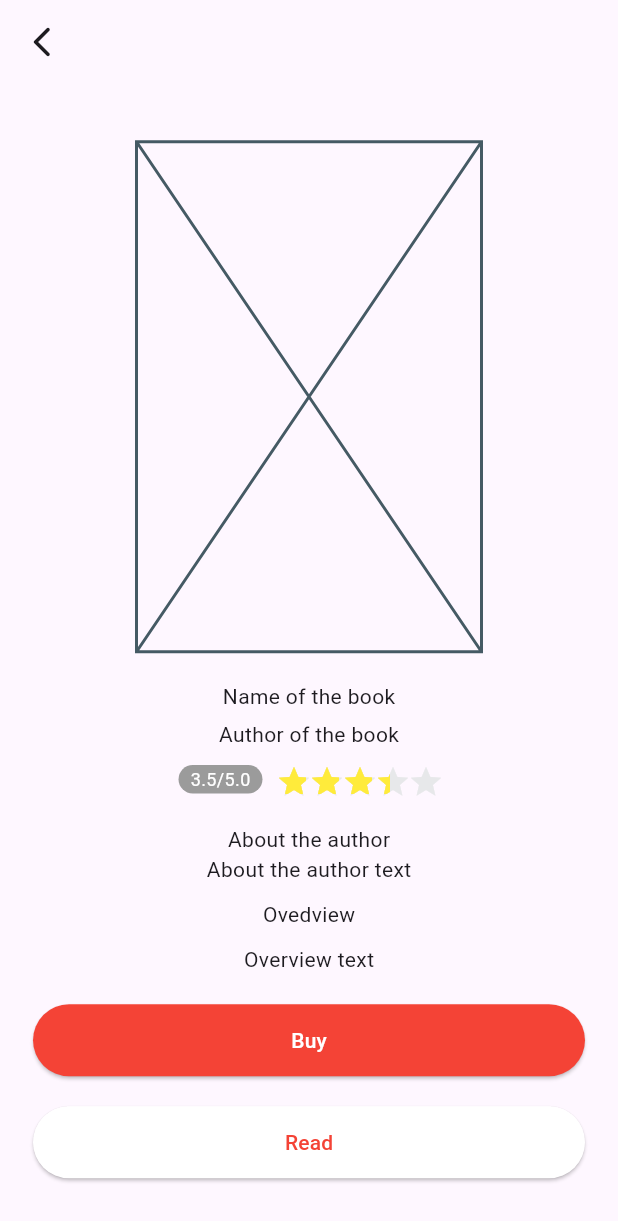
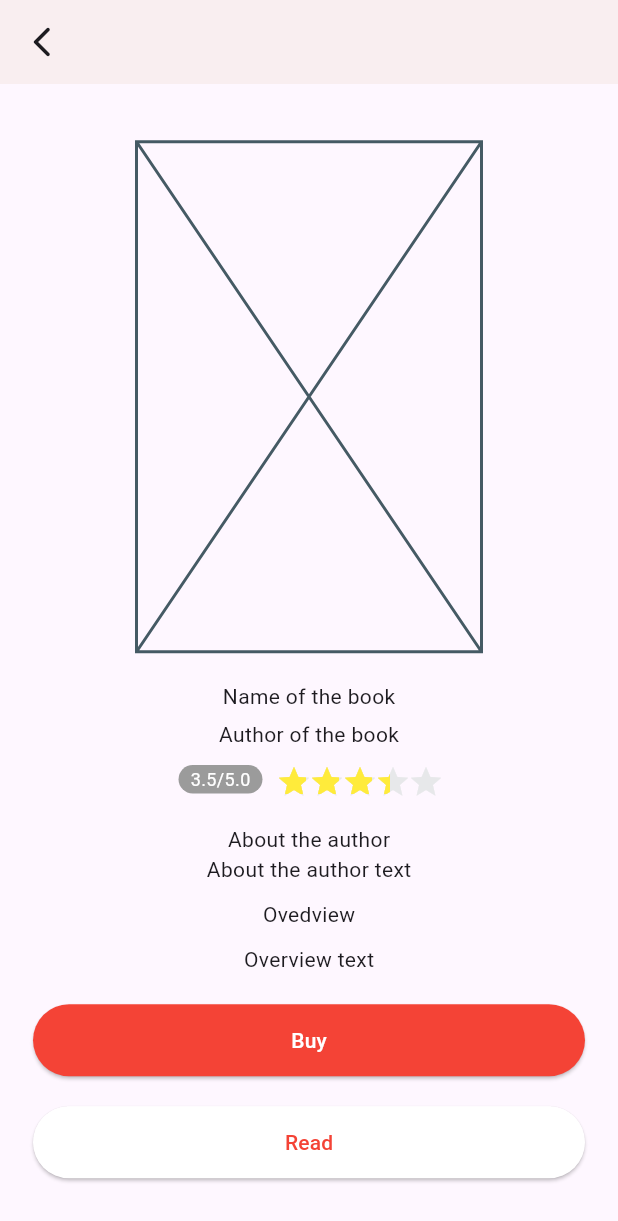
Before and after one commit to johnStuart00/OnlineLibrary, a Flutter app: the screen it shows after launch, after a tap on "Book Name", on a phone screen of 412 x 824 dp. Shown: the top 1221 px of the screen. Run offline on Flutter 3.47's test engine with Material 3 defaults, Android fonts, the phone set to English and light mode, and no system bars; drawn by our look-alikes of flutter_rating_stars; our stand-ins replace adaptive_theme, carousel_slider, get, google_nav_bar, pinput, shared_preferences and 1 more; missing offline and left inert: flutter_timer_countdown; generated files the repository leaves out were written again.

Commit message:
theme mode not all ended

```diff
--- a/lib/features/home_page/presentation/pages/home_page_widget.dart
+++ b/lib/features/home_page/presentation/pages/home_page_widget.dart
@@ -25,6 +25,7 @@ class _MainPageWidgetState extends State<MainPageWidget> {
       length: items.length,
       initialIndex: 1,
       child: Scaffold(
+        backgroundColor: Theme.of(context).canvasColor,
         appBar: AppBar(
           toolbarHeight: 150,
           elevation: 0,
@@ -52,8 +53,8 @@ class _MainPageWidgetState extends State<MainPageWidget> {
             child: TabBar(
               dividerHeight: 0.0,
               isScrollable: true,
-              labelColor: AppColors.mainColor,
-              unselectedLabelColor: AppColors.mainGrey,
+              labelColor: Theme.of(context).primaryColor,
+              unselectedLabelColor: Theme.of(context).disabledColor,
               indicator: BoxDecoration(
                 borderRadius: BorderRadius.circular(15),
                 border: Border.all(
@@ -87,7 +88,8 @@ class _MainPageWidgetState extends State<MainPageWidget> {
       ),
     );
   }
-Widget _getCategoryContent(String category) {
+
+  Widget _getCategoryContent(String category) {
     switch (category) {
       case 'Bölümler':
         return const SectionsWidget();
--- a/lib/features/library_main_page/presentation/library_main_page.dart
+++ b/lib/features/library_main_page/presentation/library_main_page.dart
@@ -27,6 +27,7 @@ class _LibraryMainPageState extends State<LibraryMainPage> {
   @override
   Widget build(BuildContext context) {
     return Scaffold(
+      backgroundColor: Theme.of(context).canvasColor,
       body: SafeArea(
         child: IndexedStack(
           index: _selectedPage,
@@ -39,26 +40,35 @@ class _LibraryMainPageState extends State<LibraryMainPage> {
       ),
       bottomNavigationBar: Container(
         decoration: BoxDecoration(
-          color: Theme.of(context).bottomNavigationBarTheme.backgroundColor,
+          color: Theme.of(context).canvasColor,
           borderRadius: const BorderRadius.only(
             topRight: Radius.circular(30),
             topLeft: Radius.circular(30),
           ),
+          boxShadow: [
+            BoxShadow(
+              color: Theme.of(context).dividerColor,
+              offset: const Offset(0, -4),
+              blurRadius: 10,
+              spreadRadius: 2,
+            ),
+          ],
         ),
         child: Padding(
           padding: const EdgeInsets.symmetric(horizontal: 15.0, vertical: 20),
           child: GNav(
-              rippleColor: AppColors.mainColor,
-              hoverColor: AppColors.mainGrey100,
-              tabBorderRadius: 25,
+              rippleColor: Theme.of(context).primaryColor,
+              activeColor: Theme.of(context).primaryColor,
               tabShadow: [
-                BoxShadow(color: Theme.of(context).shadowColor, blurRadius: 2)
+                BoxShadow(
+                  color: Theme.of(context).cardColor,
+                  blurRadius: 2,
+                )
               ],
               curve: Curves.decelerate,
               duration: const Duration(milliseconds: 400),
               gap: 6,
-              activeColor:
-                  Theme.of(context).bottomNavigationBarTheme.selectedItemColor,
+              tabBorderRadius: 25,
               iconSize: 24,
               padding: const EdgeInsets.all(15),
               selectedIndex: _selectedPage,
@@ -67,23 +77,20 @@ class _LibraryMainPageState extends State<LibraryMainPage> {
                 GButton(
                   icon: Icons.my_library_books_outlined,
                   text: "Sanow",
-                  iconColor: Theme.of(context)
-                      .bottomNavigationBarTheme
-                      .unselectedItemColor,
+                  iconActiveColor: Theme.of(context).primaryColor,
+                  backgroundColor: Theme.of(context).cardColor,
                 ),
                 GButton(
                   icon: Icons.menu_book_sharp,
                   text: "Meniň kitaplarym",
-                  iconColor: Theme.of(context)
-                      .bottomNavigationBarTheme
-                      .unselectedItemColor,
+                  iconActiveColor: Theme.of(context).primaryColor,
+                  backgroundColor: Theme.of(context).cardColor,
                 ),
                 GButton(
                   icon: Icons.person,
                   text: "Agza bol",
-                  iconColor: Theme.of(context)
-                      .bottomNavigationBarTheme
-                      .unselectedItemColor,
+                  iconActiveColor: Theme.of(context).primaryColor,
+                  backgroundColor: Theme.of(context).cardColor,
                 ),
               ]),
         ),
--- a/lib/features/otp/presentation/otp.dart
+++ b/lib/features/otp/presentation/otp.dart
@@ -142,7 +142,7 @@ class _PinputExampleState extends State<PinputExample> {
               ),
               submittedPinTheme: defaultPinTheme.copyWith(
                 decoration: defaultPinTheme.decoration!.copyWith(
-                  color: AppColors.mainWhite,
+                  color: Theme.of(context).primaryColor,
                   borderRadius: BorderRadius.circular(19),
                   border: Border.all(color: AppColors.mainColor),
                 ),
@@ -166,7 +166,8 @@ class _PinputExampleState extends State<PinputExample> {
             },
             buttonColor: AppColors.mainColor,
             buttonBorderColor: AppColors.mainColor,
-              buttonTextColor: AppColors.mainWhite)
+            buttonTextColor: Theme.of(context).primaryColor,
+          )
         ],
       ),
     );
--- a/lib/features/own_books/presentation/own_books_page.dart
+++ b/lib/features/own_books/presentation/own_books_page.dart
@@ -2,8 +2,6 @@ import 'package:carousel_slider/carousel_slider.dart';
 import 'package:flutter/material.dart';
 import 'package:online_library/tools/colors/onlinelibrary_colors.dart';
 import 'package:smooth_page_indicator/smooth_page_indicator.dart';
-
-
 
 class FavoritesPageWidget extends StatefulWidget {
   const FavoritesPageWidget({super.key});
@@ -13,7 +11,6 @@ class FavoritesPageWidget extends StatefulWidget {
 }
 
 class _FavoritesPageWidgetState extends State<FavoritesPageWidget> {
-
   final urlImages = [
     'assets/images/carousel_images/9f0bbe386a.jpg',
     'assets/images/carousel_images/346824345923811.webp',
@@ -130,7 +127,7 @@ class _FavoriteContainerWidget extends StatelessWidget {
       height: 40,
       child: Container(
         decoration: BoxDecoration(
-          color: AppColors.mainWhite,
+          color: Theme.of(context).primaryColor,
           borderRadius: BorderRadius.circular(10),
         ),
         child: Row(
@@ -146,7 +143,7 @@ class _FavoriteContainerWidget extends StatelessWidget {
               height: 30,
               decoration: BoxDecoration(
                 borderRadius: BorderRadius.circular(10),
-                color: AppColors.mainGrey100,
+                color: Theme.of(context).primaryColor,
               ),
               child: Center(child: Text(containerItemCount)),
             ),
--- a/lib/features/profile_page/presentation/profile_page_widget.dart
+++ b/lib/features/profile_page/presentation/profile_page_widget.dart
@@ -48,7 +48,7 @@ class _ProfilePageWidgetState extends State<ProfilePageWidget> {
             height: 50,
             child: Container(
               decoration: BoxDecoration(
-                color: AppColors.mainWhite,
+                color: Theme.of(context).primaryColor,
                 borderRadius: BorderRadius.circular(10),
               ),
               child: Row(
@@ -59,7 +59,7 @@ class _ProfilePageWidgetState extends State<ProfilePageWidget> {
                     height: 40,
                     width: 40,
                     decoration: BoxDecoration(
-                      color: AppColors.mainGrey100,
+                      color: Theme.of(context).primaryColor,
                       borderRadius: BorderRadius.circular(10),
                     ),
                     child: const Text('A'),
@@ -88,9 +88,9 @@ class _ProfilePageWidgetState extends State<ProfilePageWidget> {
             onTap: () {
               // Get.toNamed('/singIn');
             },
-            buttonColor: AppColors.mainColor,
-            buttonBorderColor: AppColors.mainColor,
-            buttonTextColor: AppColors.mainWhite,
+            buttonColor: Theme.of(context).primaryColor,
+            buttonBorderColor: Theme.of(context).primaryColor,
+            buttonTextColor: Theme.of(context).primaryColor,
           ),
           const SizedBox(height: 10),
           //Profile settings
--- a/lib/features/profile_page/widgets/settings_container_widget.dart
+++ b/lib/features/profile_page/widgets/settings_container_widget.dart
@@ -27,7 +27,7 @@ class SettingsContainerWidget extends StatelessWidget {
         height: 40,
         child: Container(
           decoration: BoxDecoration(
-            color: AppColors.mainWhite,
+            color: Theme.of(context).primaryColor,
             borderRadius: BorderRadius.circular(10),
           ),
           child: Row(
@@ -43,7 +43,7 @@ class SettingsContainerWidget extends StatelessWidget {
                 height: 30,
                 decoration: BoxDecoration(
                   borderRadius: BorderRadius.circular(10),
-                  color: AppColors.mainGrey100,
+                  color: Theme.of(context).primaryColor,
                 ),
                 child: Padding(
                   padding: isEmpty
--- a/lib/features/sing_in_page/presentation/login_page.dart
+++ b/lib/features/sing_in_page/presentation/login_page.dart
@@ -101,15 +101,15 @@ class _LogInPageState extends State<LogInPage> {
               const SizedBox(height: 10),
               PasswordTextField(passwordController: _passwordController),
               const SizedBox(height: 30),
-              StyleButtonWidget(
-                buttonColor: AppColors.mainColor,
-                buttonBorderColor: AppColors.mainWhite,
-                buttonTextColor: AppColors.mainWhite,
-                buttonName: AppLocalizations.of(context)!.logIn,
-                onTap: () {
-                  _login();
-                },
-              ),
+              // StyleButtonWidget(
+              //   buttonColor: AppColors.mainColor,
+              //   buttonBorderColor: AppColors.mainWhite,
+              //   buttonTextColor: AppColors.mainWhite,
+              //   buttonName: AppLocalizations.of(context)!.logIn,
+              //   onTap: () {
+              //     _login();
+              //   },
+              // ),
               const SizedBox(height: 20),
               Row(
                 mainAxisAlignment: MainAxisAlignment.center,
--- a/lib/features/sing_up_page/presentation/sing_up_page.dart
+++ b/lib/features/sing_up_page/presentation/sing_up_page.dart
@@ -37,18 +37,18 @@ class _SingUpPageState extends State<SingUpPage> {
                 const SizedBox(
                   height: 30,
                 ),
-                StyleButtonWidget(
-                  buttonColor: AppColors.mainColor,
-                  buttonBorderColor: AppColors.mainWhite,
-                  buttonTextColor: AppColors.mainWhite,
-                  buttonName: AppLocalizations.of(context)!.singUp,
-                  onTap: () {
-                    Navigator.push(
-                        context,
-                        MaterialPageRoute(
-                            builder: (context) => const GetTokenPage()));
-                  },
-                ),
+                // StyleButtonWidget(
+                //   buttonColor: AppColors.mainColor,
+                //   buttonBorderColor: AppColors.mainWhite,
+                //   buttonTextColor: AppColors.mainWhite,
+                //   buttonName: AppLocalizations.of(context)!.singUp,
+                //   onTap: () {
+                //     Navigator.push(
+                //         context,
+                //         MaterialPageRoute(
+                //             builder: (context) => const GetTokenPage()));
+                //   },
+                // ),
                 const SizedBox(height: 20),
                 Row(
                   mainAxisAlignment: MainAxisAlignment.center,
--- a/lib/main.dart
+++ b/lib/main.dart
@@ -11,7 +11,11 @@ import 'package:online_library/tools/colors/theme/app_theme.dart';
 
 void main() async {
   final savedThemeMode = await AdaptiveTheme.getThemeMode();
-  runApp(OnlineLibrary(savedThemeMode: savedThemeMode,),);
+  runApp(
+    OnlineLibrary(
+      savedThemeMode: savedThemeMode,
+    ),
+  );
 }
 
 class OnlineLibrary extends StatefulWidget {
@@ -25,20 +29,30 @@ class OnlineLibrary extends StatefulWidget {
 class _OnlineLibraryState extends State<OnlineLibrary> {
   @override
   Widget build(BuildContext context) {
-    return AdaptiveTheme(light: AppThemes.lightTheme, initial: widget.savedThemeMode ?? AdaptiveThemeMode.system, builder: (theme, darkTheme) => GetMaterialApp(
+    return AdaptiveTheme(
+        light: AppThemes.lightTheme,
+        dark: AppThemes.darkTheme,
+        initial: widget.savedThemeMode ?? AdaptiveThemeMode.system,
+        builder: (theme, darkTheme) => GetMaterialApp(
               debugShowCheckedModeBanner: false,
               title: "Online Library",
               localizationsDelegates: AppLocalizations.localizationsDelegates,
               supportedLocales: AppLocalizations.supportedLocales,
+              theme: theme,
+              darkTheme: darkTheme,
               initialRoute: '/libraryMain',
               getPages: [
                 GetPage(name: '/welcome', page: () => const WelcomePage()),
-        GetPage(name: '/libraryMain', page: () => const LibraryMainPage()),
-        GetPage(name: '/readAndBuyPage', page: () => const ReadAndBuyPage()),
+                GetPage(
+                    name: '/libraryMain', page: () => const LibraryMainPage()),
+                GetPage(
+                    name: '/readAndBuyPage',
+                    page: () => const ReadAndBuyPage()),
                 GetPage(
                     name: '/libraryMain/mainDetails',
                     page: () => const MainPageWidget()),
-        GetPage(name: '/get-token-page', page: () => const GetTokenPage())
+                GetPage(
+                    name: '/get-token-page', page: () => const GetTokenPage())
               ],
               onGenerateRoute: (RouteSettings settings) {
                 return MaterialPageRoute<void>(builder: (context) {
--- a/lib/tools/colors/onlinelibrary_colors.dart
+++ b/lib/tools/colors/onlinelibrary_colors.dart
@@ -3,8 +3,8 @@ import 'package:flutter/material.dart';
 class AppColors {
   static Color mainColor = const Color.fromRGBO(13, 57, 52, 1);
   static Color mainColorWhite = const Color.fromRGBO(249, 238, 240, 1);
-  static Color mainWhite = const Color.fromRGBO(255, 255, 255, 1);
-  static Color mainGrey = const Color.fromARGB(255, 151, 151, 151);
-  static Color mainGrey100 = const Color.fromARGB(100, 151, 151, 151);
-  static Color mainError = const Color.fromARGB(255, 255, 38, 0);
+  static Color whiteColor = const Color.fromRGBO(255, 255, 255, 1);
+  static Color grey = const Color.fromARGB(255, 151, 151, 151);
+  static Color grey100 = const Color.fromARGB(100, 151, 151, 151);
+  static Color errorColor = const Color.fromARGB(255, 255, 38, 0);
 }
--- a/lib/tools/colors/theme/app_theme.dart
+++ b/lib/tools/colors/theme/app_theme.dart
@@ -1,85 +1,19 @@
 import 'package:flutter/material.dart';
-import 'package:google_fonts/google_fonts.dart';
 import 'package:online_library/tools/colors/onlinelibrary_colors.dart';
 
 class AppThemes {
   static final ThemeData lightTheme = ThemeData(
-    brightness: Brightness.light,
-    primaryColor: AppColors.mainColorWhite,
-    scaffoldBackgroundColor: AppColors.mainWhite,
-    primaryColorLight: AppColors.mainColor,
-    primaryColorDark: AppColors.mainWhite,
-    iconTheme: const IconThemeData(color: Color.fromARGB(255, 50, 161, 252)),
-    textTheme: GoogleFonts.kanitTextTheme().apply(
-          bodyColor: AppColors.mainColor,
-          displayColor: AppColors.mainWhite,
-          decorationColor: AppColors.mainColor,),
-
-    appBarTheme: AppBarTheme(
-        backgroundColor: AppColors.mainWhite,
-        iconTheme: IconThemeData(
-          color: AppColors.mainColor,
-        ),
-        elevation: 2.0,
-      ),
-      inputDecorationTheme: InputDecorationTheme(
-        hintStyle: TextStyle(color: AppColors.mainColor),
-        labelStyle: TextStyle(color: AppColors.mainColor),
-        border: OutlineInputBorder(
-          borderRadius: BorderRadius.circular(20),
-          borderSide: BorderSide(color: AppColors.mainColor),
-        ),
-        enabledBorder: OutlineInputBorder(
-          borderRadius: BorderRadius.circular(20),
-          borderSide: BorderSide(color: AppColors.mainColor),
-        ),
-        focusedBorder: OutlineInputBorder(
-          borderRadius: BorderRadius.circular(20),
-          borderSide: BorderSide(color: AppColors.mainColor),
-        ),
-      ),
-      bottomNavigationBarTheme: BottomNavigationBarThemeData(
-        backgroundColor: AppColors.mainWhite,
-        selectedItemColor: AppColors.mainColor,
-        unselectedItemColor: AppColors.mainColor,
-      ),
-      tabBarTheme: TabBarTheme(
-          labelColor: AppColors.mainColor,
-          unselectedLabelColor: AppColors.mainWhite,
-          indicatorColor: AppColors.mainColorWhite),
-    );
+      brightness: Brightness.light,
+      primaryColor: AppColors.mainColor,
+      cardColor: AppColors.whiteColor,
+      canvasColor: AppColors.mainColorWhite,
+      disabledColor: AppColors.grey,
+      dividerColor: AppColors.grey100,
+      appBarTheme: AppBarTheme(
+        backgroundColor: AppColors.mainColorWhite,
+      ));
 
   static final ThemeData darkTheme = ThemeData(
     brightness: Brightness.dark,
-    primaryColor: Colors.grey[900],
-    cardColor: Colors.grey[800],
-    iconTheme: const IconThemeData(color: Color.fromRGBO(255, 255, 255, 1)),
-    textTheme: GoogleFonts.jostTextTheme(
-      ThemeData.dark().textTheme.copyWith(
-          bodyLarge: GoogleFonts.jost(
-            color: const Color.fromARGB(255, 236, 236, 236),
-            fontSize: 28.0,
-            fontWeight: FontWeight.bold,
-          ),
-          bodyMedium: GoogleFonts.jost(
-            color: const Color.fromARGB(255, 236, 236, 236),
-            fontSize: 16.0,
-            fontWeight: FontWeight.normal,
-          ),
-          bodySmall: GoogleFonts.jost(
-              color: const Color.fromARGB(221, 0, 153, 255),
-              fontSize: 16.0,
-              fontWeight: FontWeight.normal)),
-    ),
-    appBarTheme: const AppBarTheme(
-      backgroundColor: Color.fromRGBO(33, 33, 33, 1),
-      foregroundColor: Color.fromRGBO(255, 255, 255, 1),
-    ),
   );
 }
-
-
-// const TextTheme(
-//         bodyLarge: TextStyle(color: Color.fromRGBO(42, 43, 42, 1)),
-//         bodyMedium: TextStyle(color: Color.fromRGBO(42, 43, 42, 1)),
-//         bodySmall: TextStyle(color: Colors.blue)),
--- a/lib/widgets/book_widget.dart
+++ b/lib/widgets/book_widget.dart
@@ -26,7 +26,6 @@ class _BookWidgetState extends State<BookWidget> {
       child: Container(
         width: 200,
         decoration: BoxDecoration(
-          color: AppColors.mainWhite,
           borderRadius: BorderRadius.circular(30),
           boxShadow: [
             BoxShadow(
@@ -60,9 +59,6 @@ class _BookWidgetState extends State<BookWidget> {
                         child: Icon(
                           isFavorite ? Icons.favorite : Icons.favorite_border,
                           key: ValueKey<bool>(isFavorite),
-                          color: isFavorite
-                              ? AppColors.mainError
-                              : AppColors.mainGrey,
                           size: 30.0,
                         ),
                       ),
```
Lines whose indentation alone changed are shown as unchanged.
